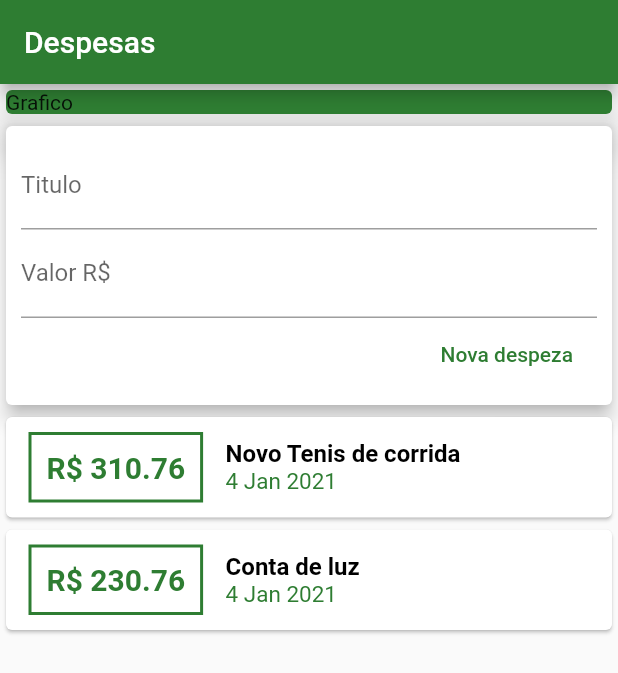
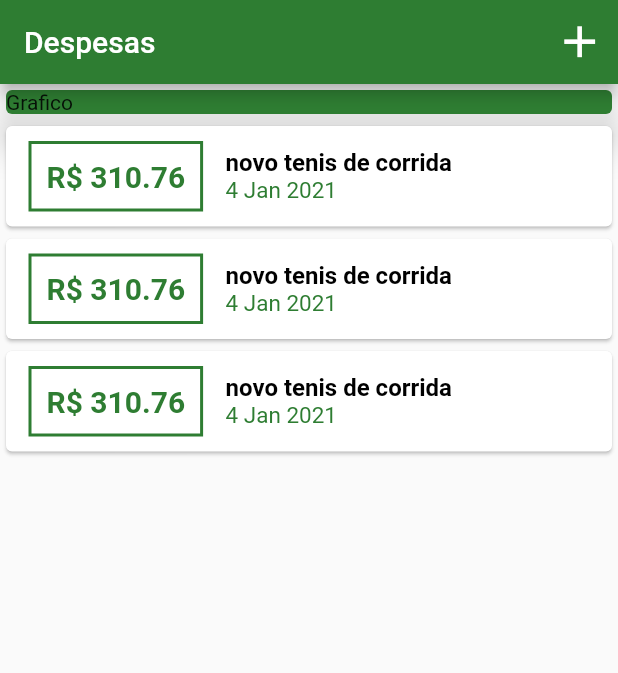
Before and after one commit to fabricioromanii/AppFinancas, a Flutter app: the screen it shows after launch, on a phone screen of 412 x 824 dp. Shown: the top 673 px of the screen. Run offline on Flutter 3.47's test engine with Material 2 defaults, Android fonts, the phone set to English and light mode, and no system bars.

```diff
--- a/lib/components/transaction_form.dart
+++ b/lib/components/transaction_form.dart
@@ -35,7 +35,7 @@ class TransactionForm extends StatelessWidget {
                   TextField(
                    controller: valueController,
                    keyboardType: TextInputType.numberWithOptions(decimal:true),
-                   onSubmitted: (_) => _submitForm(),
+                   onSubmitted: (value) => _submitForm(),
                     decoration:InputDecoration(
                       labelText: "Valor R\$",
                     ),
--- a/lib/components/transaction_user.dart
+++ /dev/null
@@ -1,51 +0,0 @@
-import 'dart:math';
-
-import 'package:flutter/material.dart';
-import 'transaction_list.dart';
-import 'transaction_form.dart';
-import '../models/transaction.dart';
-
-class TransactionUser extends StatefulWidget {
-  @override
-  _TransactionUserState createState() => _TransactionUserState();
-}
-class _TransactionUserState extends State<TransactionUser> {
-  final _transactions = [
-    Transaction(
-      id: 't1',
-      title: 'Novo Tenis de corrida',
-      value: 310.76,
-      date: DateTime.now(),
-    ),
-    Transaction(
-      id: 't2',
-      title: 'Conta de luz',
-      value: 230.76,
-      date: DateTime.now(),
-    ),
-  ];
-
-  _addTransaction(String title, double value){
-    final newTransaction = Transaction(
-      id: Random().nextDouble().toString(),
-      title: title,
-      value: value,
-      date: DateTime.now(),
-    );
-
-    setState(() {
-      _transactions.add(newTransaction);
-    });
-
-  }
-
-  @override
-  Widget build(BuildContext context) {
-    return Column(
-      children:<Widget>[
-      TransactionForm(_addTransaction),
-      TransactionList(_transactions),
-      ],
-    );
-  }
-}
--- a/lib/main.dart
+++ b/lib/main.dart
@@ -1,5 +1,9 @@
+import 'package:AppFinancas/models/transaction.dart';
 import 'package:flutter/material.dart';
-import './components/transaction_user.dart';
+import 'components/transaction_form.dart';
+import 'components/transaction_list.dart';
+import 'dart:math';
+import './models/transaction.dart';
 
 main()=> runApp(ExpensesApp());
 class ExpensesApp extends StatelessWidget {
@@ -12,13 +16,73 @@ class ExpensesApp extends StatelessWidget {
   }
 }
 
-class MyHomePage extends StatelessWidget {
+class MyHomePage extends StatefulWidget {
+
+  @override
+  _MyHomePageState createState() => _MyHomePageState();
+}
+
+class _MyHomePageState extends State<MyHomePage> {
+
+   final _transactions = [
+
+    Transaction(
+      id:'t1',
+      title: 'novo tenis de corrida',
+      value: 310.76,
+      date: DateTime.now(),
+    ),
+    Transaction(
+      id:'t2',
+      title: 'novo tenis de corrida',
+      value: 310.76,
+      date: DateTime.now(),
+    ),
+    Transaction(
+      id:'t3',
+      title: 'novo tenis de corrida',
+      value: 310.76,
+      date: DateTime.now(),
+    ),
+  ];
+
+  _addTransaction(String title, double value){
+    final newTransaction = Transaction(
+      id: Random().nextDouble().toString(),
+      title: title,
+      value: value,
+      date: DateTime.now(),
+    );
+
+    setState(() {
+      _transactions.add(newTransaction);
+    });
+
+  }
+
+  _openTransactionFormModal(BuildContext context){
+    showModalBottomSheet(
+      context: context,
+      builder: (_) {
+        return TransactionForm(null);
+      }
+    );
+  }
+
   @override
   Widget build(BuildContext context) {
     return Scaffold(
       appBar: AppBar(
         title:Text("Despesas"),
         backgroundColor:Colors.green[800],
+        actions: <Widget> [
+          IconButton(
+            icon: Icon(Icons.add),
+            color: Colors.white,
+            onPressed:()=> _openTransactionFormModal(context),
+            iconSize:35,
+          )
+        ],
       ),
       body: SingleChildScrollView(
           child: Column(
@@ -31,7 +95,7 @@ class MyHomePage extends StatelessWidget {
                 color:Colors.green[800],
               ),
             ),
-            TransactionUser(),
+            TransactionList(_transactions),
           ],
         ),
       ),
```
